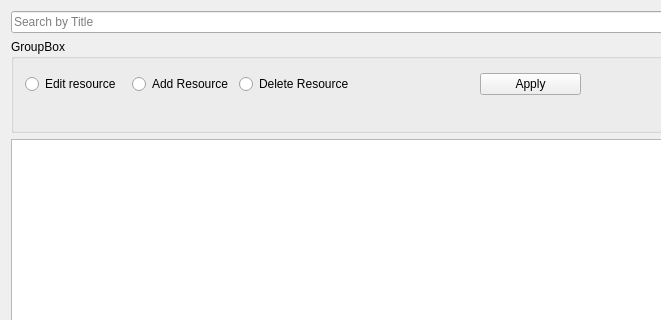
Before: the Qt Designer form QtMan/resourcemanagementwindow.ui in R4yAI/MakeTabah, drawn with Qt 5; both pictures show x 0 to 661 and y 0 to 320 of the 890 by 526 pixel window.
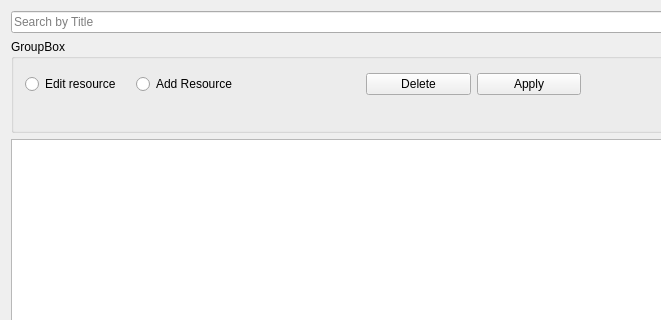
After: the same form once the commit is applied.

Commit message: synced the database to a table view + made the delete button functionning

Patch:
```diff
--- a/QtMan/resourcemanagementwindow.ui
+++ b/QtMan/resourcemanagementwindow.ui
@@ -73,13 +73,6 @@
          </property>
         </widget>
        </item>
-       <item>
-        <widget class="QRadioButton" name="radioButton_3">
-         <property name="text">
-          <string>Delete Resource</string>
-         </property>
-        </widget>
-       </item>
        <item>
         <spacer name="horizontalSpacer">
          <property name="orientation">
@@ -97,7 +90,14 @@
         </spacer>
        </item>
        <item>
-        <widget class="QPushButton" name="pushButton_2">
+        <widget class="QPushButton" name="btnDelete">
+         <property name="text">
+          <string>Delete</string>
+         </property>
+        </widget>
+       </item>
+       <item>
+        <widget class="QPushButton" name="btnApplyRsrc">
          <property name="text">
           <string>Apply</string>
          </property>
```
Left out of the diff: 2 changed lines with no effect on the pictures. The commit also changes 2 other files.
